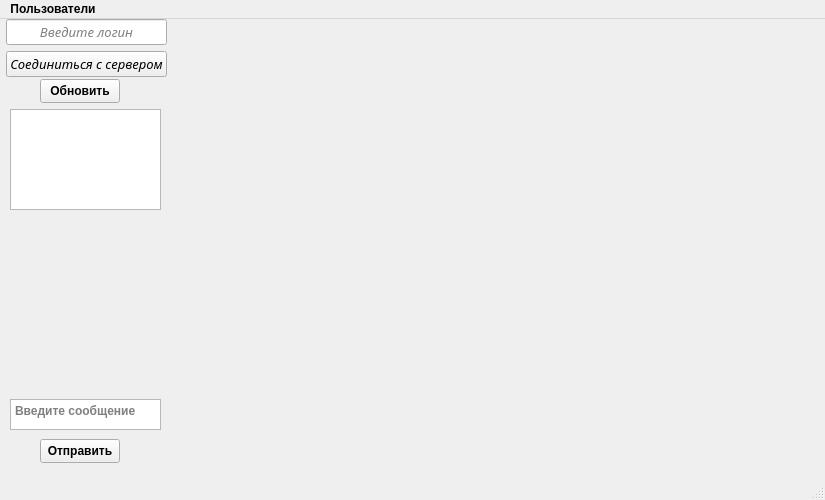
Before: the Qt Designer form client/mainwindow.ui in RedkinDenis/network-battleship, drawn with Qt 5.
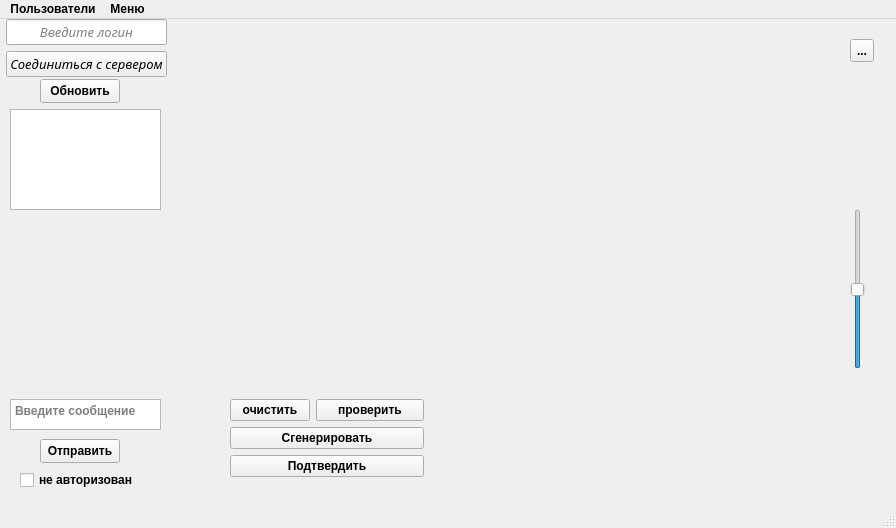
After: the same form once the commit is applied. Icons and pictures are not drawn.

Patch:
```diff
--- a/client/mainwindow.ui
+++ b/client/mainwindow.ui
@@ -6,8 +6,8 @@
    <rect>
     <x>0</x>
     <y>0</y>
-    <width>825</width>
-    <height>500</height>
+    <width>896</width>
+    <height>528</height>
    </rect>
   </property>
   <property name="font">
@@ -157,32 +157,222 @@
      </rect>
     </property>
    </widget>
-   <widget class="QWidget" name="horizontalLayoutWidget">
+   <widget class="QLabel" name="fieldsLabel">
     <property name="geometry">
      <rect>
-      <x>170</x>
-      <y>90</y>
-      <width>631</width>
-      <height>291</height>
+      <x>200</x>
+      <y>10</y>
+      <width>641</width>
+      <height>421</height>
      </rect>
     </property>
-    <layout class="QHBoxLayout" name="fieldsLayout">
-     <item>
-      <widget class="QLabel" name="fieldsLabel">
+    <property name="text">
+     <string/>
+    </property>
+   </widget>
+   <widget class="QLabel" name="myGameLoginLabel">
+    <property name="geometry">
+     <rect>
+      <x>280</x>
+      <y>30</y>
+      <width>171</width>
+      <height>20</height>
+     </rect>
+    </property>
+    <property name="font">
+     <font>
+      <pointsize>15</pointsize>
+      <weight>75</weight>
+      <bold>true</bold>
+     </font>
+    </property>
+    <property name="text">
+     <string/>
+    </property>
+   </widget>
+   <widget class="QLabel" name="enemyGameLoginLabel">
+    <property name="geometry">
+     <rect>
+      <x>620</x>
+      <y>30</y>
+      <width>151</width>
+      <height>16</height>
+     </rect>
+    </property>
+    <property name="font">
+     <font>
+      <pointsize>15</pointsize>
+      <weight>75</weight>
+      <bold>true</bold>
+     </font>
+    </property>
+    <property name="text">
+     <string/>
+    </property>
+   </widget>
+   <widget class="QToolButton" name="gameExitButton">
+    <property name="geometry">
+     <rect>
+      <x>850</x>
+      <y>20</y>
+      <width>24</width>
+      <height>23</height>
+     </rect>
+    </property>
+    <property name="styleSheet">
+     <string notr="true">background-image: url(:/images/killed.png);</string>
+    </property>
+    <property name="text">
+     <string>...</string>
+    </property>
+   </widget>
+   <widget class="QWidget" name="formLayoutWidget_3">
+    <property name="geometry">
+     <rect>
+      <x>230</x>
+      <y>380</y>
+      <width>194</width>
+      <height>98</height>
+     </rect>
+    </property>
+    <layout class="QFormLayout" name="formLayout_2">
+     <item row="2" column="0">
+      <widget class="QPushButton" name="clearButton">
        <property name="text">
-        <string/>
+        <string>очистить</string>
+       </property>
+      </widget>
+     </item>
+     <item row="2" column="1">
+      <widget class="QPushButton" name="checkButton">
+       <property name="text">
+        <string>проверить</string>
+       </property>
+      </widget>
+     </item>
+     <item row="3" column="0" colspan="2">
+      <widget class="QPushButton" name="generateFieldButton">
+       <property name="text">
+        <string>Сгенерировать</string>
+       </property>
+      </widget>
+     </item>
+     <item row="4" column="0" colspan="2">
+      <widget class="QPushButton" name="applyFieldButton">
+       <property name="styleSheet">
+        <string notr="true"/>
+       </property>
+       <property name="text">
+        <string>Подтвердить</string>
        </property>
       </widget>
      </item>
     </layout>
    </widget>
+   <widget class="QLabel" name="applyIsOkLabel">
+    <property name="geometry">
+     <rect>
+      <x>430</x>
+      <y>390</y>
+      <width>21</width>
+      <height>21</height>
+     </rect>
+    </property>
+    <property name="styleSheet">
+     <string notr="true">image: url(:/images/ok.png);</string>
+    </property>
+    <property name="text">
+     <string/>
+    </property>
+   </widget>
+   <widget class="QLabel" name="applyIsNotOkLabel">
+    <property name="geometry">
+     <rect>
+      <x>430</x>
+      <y>390</y>
+      <width>21</width>
+      <height>21</height>
+     </rect>
+    </property>
+    <property name="styleSheet">
+     <string notr="true">image: url(:/images/damaged.png);</string>
+    </property>
+    <property name="text">
+     <string/>
+    </property>
+   </widget>
+   <widget class="QLabel" name="whooseStepLabel">
+    <property name="geometry">
+     <rect>
+      <x>370</x>
+      <y>430</y>
+      <width>211</width>
+      <height>41</height>
+     </rect>
+    </property>
+    <property name="font">
+     <font>
+      <pointsize>16</pointsize>
+      <weight>75</weight>
+      <bold>true</bold>
+     </font>
+    </property>
+    <property name="text">
+     <string/>
+    </property>
+   </widget>
+   <widget class="QCheckBox" name="isReadyCheckBox">
+    <property name="geometry">
+     <rect>
+      <x>20</x>
+      <y>450</y>
+      <width>131</width>
+      <height>22</height>
+     </rect>
+    </property>
+    <property name="text">
+     <string>не авторизован</string>
+    </property>
+   </widget>
+   <widget class="QSlider" name="volumeSlider">
+    <property name="geometry">
+     <rect>
+      <x>850</x>
+      <y>190</y>
+      <width>16</width>
+      <height>160</height>
+     </rect>
+    </property>
+    <property name="maximum">
+     <number>100</number>
+    </property>
+    <property name="value">
+     <number>50</number>
+    </property>
+    <property name="orientation">
+     <enum>Qt::Vertical</enum>
+    </property>
+   </widget>
+   <widget class="QLabel" name="scoreLabel">
+    <property name="geometry">
+     <rect>
+      <x>470</x>
+      <y>30</y>
+      <width>51</width>
+      <height>51</height>
+     </rect>
+    </property>
+    <property name="text">
+     <string/>
+    </property>
+   </widget>
   </widget>
   <widget class="QMenuBar" name="menubar">
    <property name="geometry">
     <rect>
      <x>0</x>
      <y>0</y>
-     <width>825</width>
+     <width>896</width>
      <height>21</height>
     </rect>
    </property>
@@ -191,7 +381,14 @@
      <string>Пользователи</string>
     </property>
    </widget>
+   <widget class="QMenu" name="utilsList">
+    <property name="title">
+     <string>Меню</string>
+    </property>
+    <addaction name="openFightHistoryAction"/>
+   </widget>
    <addaction name="usersList"/>
+   <addaction name="utilsList"/>
   </widget>
   <widget class="QStatusBar" name="statusbar">
    <property name="font">
```
Left out of the diff: 7 changed lines with no effect on the pictures.
